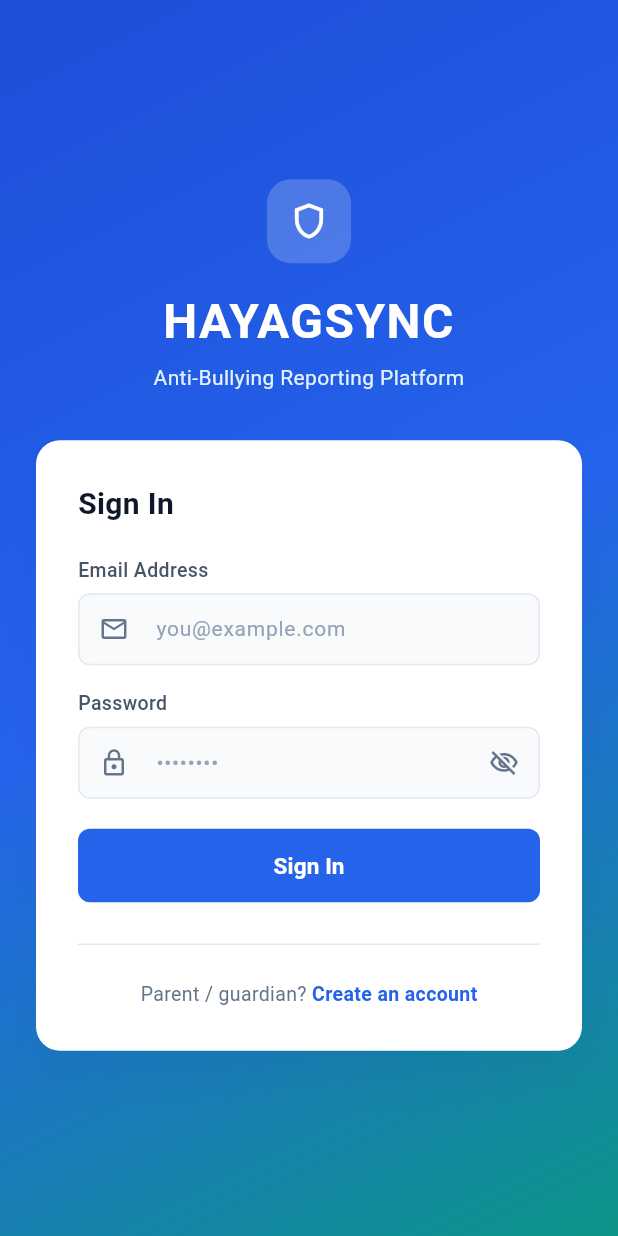
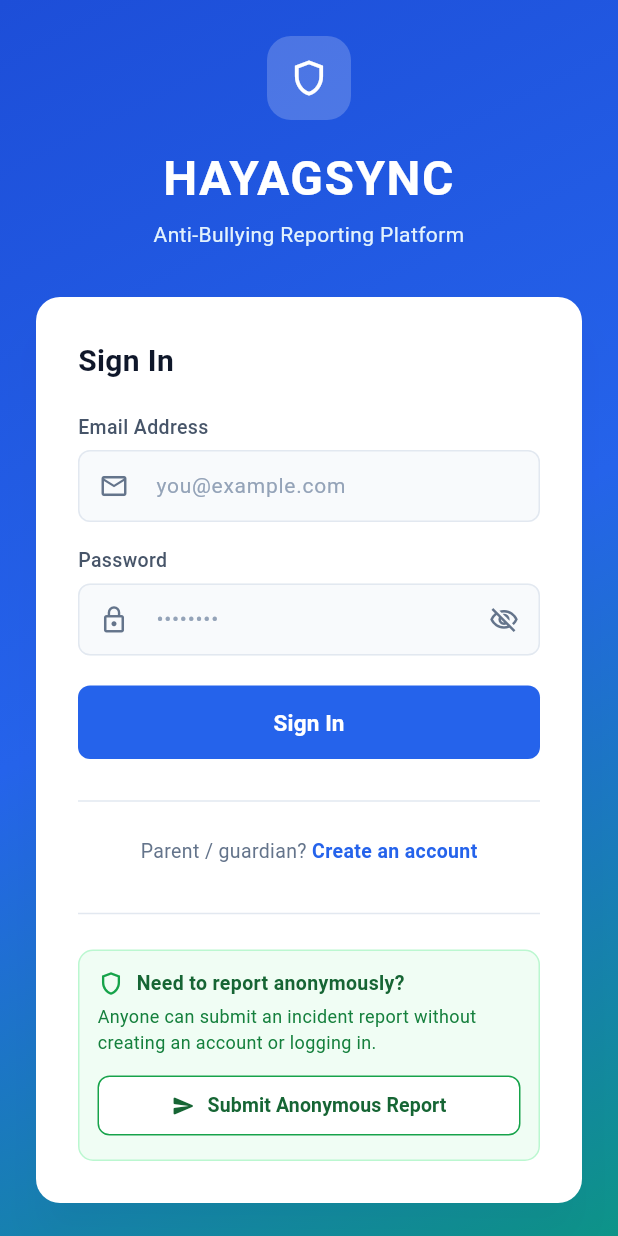
Before and after one commit to feayahne/HayagSYNC_FRONTend, a Flutter app: the screen it shows after launch, on a phone screen of 412 x 824 dp. Run offline on Flutter 3.47's test engine with Material 3 defaults, Android fonts, the light colour scheme and no system bars; our stand-ins replace file_picker, permission_handler, supabase_flutter, video_player; accounts and stored records are empty; Roboto replaces fonts that are missing (Outfit).

Commit message:
Update login screen

```diff
--- a/lib/screens/auth/login_screen.dart
+++ b/lib/screens/auth/login_screen.dart
@@ -5,6 +5,7 @@ import '../parent/parent_dashboard.dart';
 import '../staff/staff_dashboard.dart';
 import 'register_screen.dart';
 import 'terms_screen.dart';
+import 'anonymous_report_screen.dart';
 
 class LoginScreen extends StatefulWidget {
   const LoginScreen({super.key});
@@ -318,6 +319,70 @@ class _LoginScreenState extends State<LoginScreen> {
                                 ),
                               ],
                             ),
+
+                            const SizedBox(height: 24),
+                            const Divider(color: Color(0xFFE2E8F0)),
+                            const SizedBox(height: 16),
+
+                            // Anonymous Reporting (No Account Required)
+                            Container(
+                              decoration: BoxDecoration(
+                                color: const Color(0xFFF0FDF4),
+                                borderRadius: BorderRadius.circular(10),
+                                border: Border.all(color: const Color(0xFFBBF7D0)),
+                              ),
+                              padding: const EdgeInsets.all(12),
+                              child: Column(
+                                children: [
+                                  Row(
+                                    children: const [
+                                      Icon(Icons.shield_outlined, color: Color(0xFF16A34A), size: 18),
+                                      SizedBox(width: 8),
+                                      Expanded(
+                                        child: Text(
+                                          'Need to report anonymously?',
+                                          style: TextStyle(
+                                            fontWeight: FontWeight.bold,
+                                            fontSize: 13,
+                                            color: Color(0xFF166534),
+                                          ),
+                                        ),
+                                      ),
+                                    ],
+                                  ),
+                                  const SizedBox(height: 4),
+                                  const Text(
+                                    'Anyone can submit an incident report without creating an account or logging in.',
+                                    style: TextStyle(fontSize: 12, color: Color(0xFF15803D)),
+                                  ),
+                                  const SizedBox(height: 10),
+                                  SizedBox(
+                                    width: double.infinity,
+                                    child: OutlinedButton.icon(
+                                      onPressed: () {
+                                        Navigator.of(context).push(
+                                          MaterialPageRoute(builder: (_) => const AnonymousReportScreen()),
+                                        );
+                                      },
+                                      icon: const Icon(Icons.send_rounded, size: 16),
+                                      label: const Text(
+                                        'Submit Anonymous Report',
+                                        style: TextStyle(fontWeight: FontWeight.bold, fontSize: 13),
+                                      ),
+                                      style: OutlinedButton.styleFrom(
+                                        foregroundColor: const Color(0xFF166534),
+                                        backgroundColor: Colors.white,
+                                        side: const BorderSide(color: Color(0xFF16A34A)),
+                                        padding: const EdgeInsets.symmetric(vertical: 10),
+                                        shape: RoundedRectangleBorder(
+                                          borderRadius: BorderRadius.circular(8),
+                                        ),
+                                      ),
+                                    ),
+                                  ),
+                                ],
+                              ),
+                            ),
                           ],
                         ),
                       ),
```
